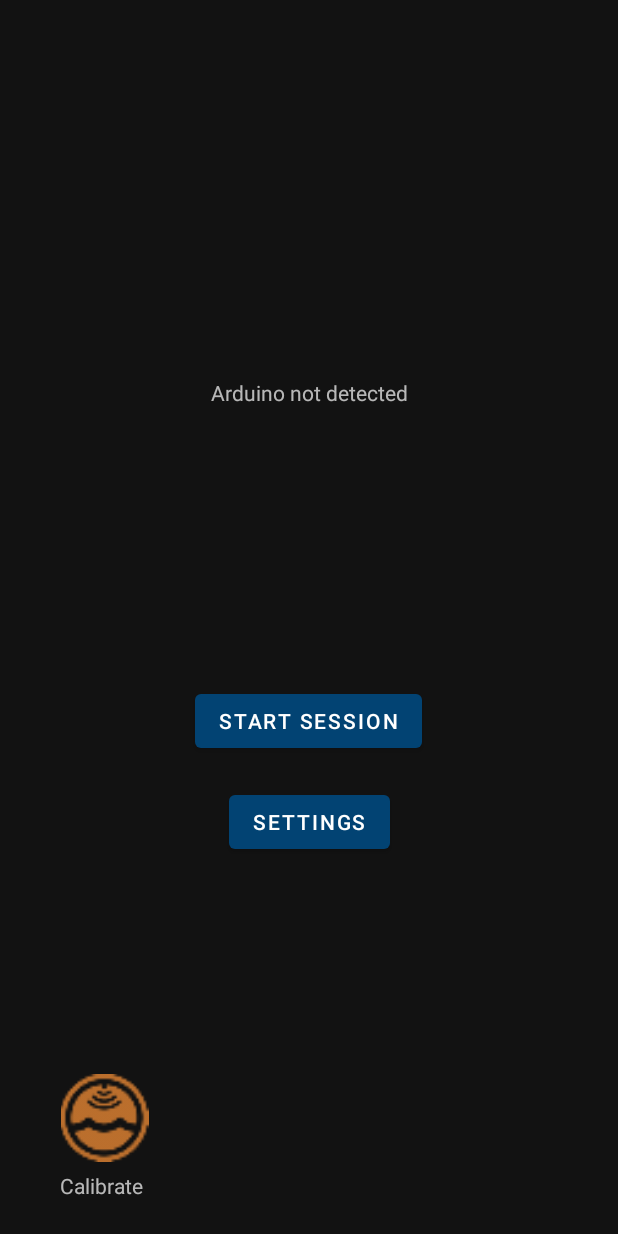
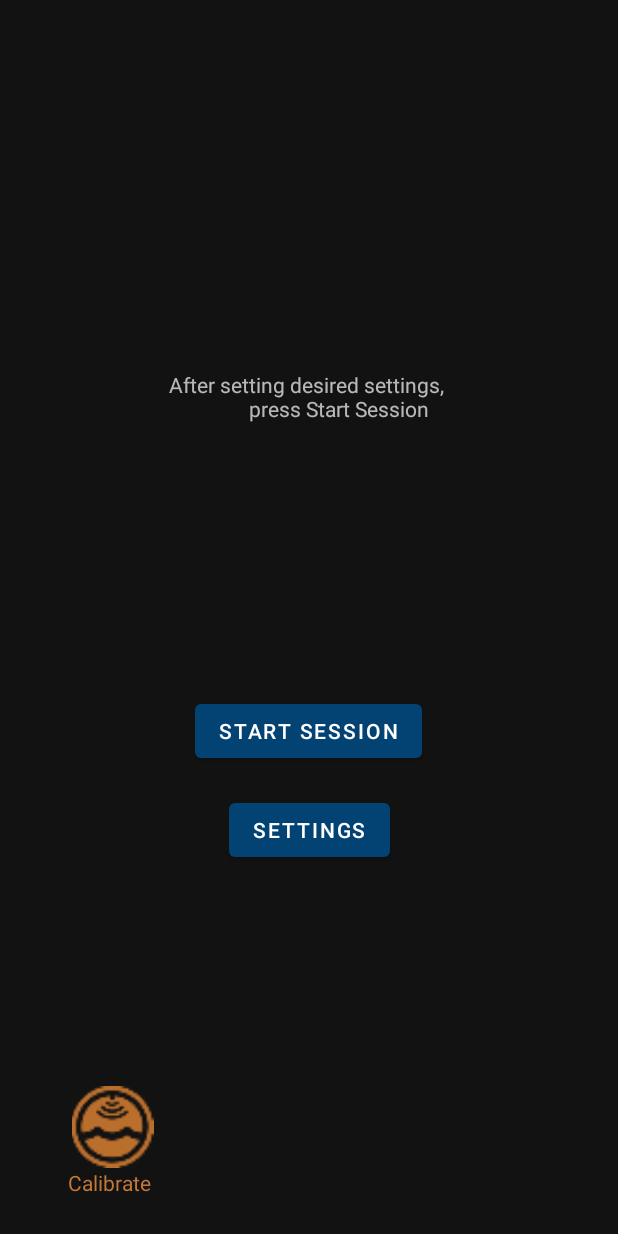
Before and after one commit to aviramyi/LightSwimHCI, an Android app: the layout fragment_main.xml on its own in the app's theme, with its tools: preview values and no code run, on a phone screen of 412 x 824 dp. Run offline under Robolectric (Android 15) with nearby library versions, the phone set to English and light mode, and no system bars.

Commit message:
Change fab to orange & update main text

```diff
--- a/app/src/main/res/layout/fragment_main.xml
+++ b/app/src/main/res/layout/fragment_main.xml
@@ -10,7 +10,9 @@
         android:id="@+id/textview_first"
         android:layout_width="wrap_content"
         android:layout_height="wrap_content"
-        android:text="@string/arduino_not_detected"
+        android:elegantTextHeight="true"
+        android:text="@string/short_instructions"
+        android:textAlignment="center"
         app:layout_constraintBottom_toTopOf="@id/button_settings"
         app:layout_constraintEnd_toEndOf="parent"
         app:layout_constraintStart_toStartOf="parent"
@@ -40,10 +42,10 @@
 
     <ImageButton
         android:id="@+id/button_calibrate"
-        android:layout_width="75dp"
-        android:layout_height="69dp"
-        android:layout_marginStart="32dp"
-        android:layout_marginBottom="44dp"
+        android:layout_width="70dp"
+        android:layout_height="65dp"
+        android:layout_marginStart="40dp"
+        android:layout_marginBottom="40dp"
         android:contentDescription="@string/calibrate"
         android:src="@drawable/ic_action_name"
         android:background="@android:color/transparent"
@@ -56,9 +58,10 @@
         android:id="@+id/text_calibrate"
         android:layout_width="wrap_content"
         android:layout_height="wrap_content"
-        android:layout_marginStart="40dp"
-        android:layout_marginBottom="24dp"
+        android:layout_marginStart="45dp"
+        android:layout_marginBottom="26dp"
         android:text="@string/calibrate"
+        android:textColor="@color/color_calibrate"
         app:layout_constraintBottom_toBottomOf="parent"
         app:layout_constraintStart_toStartOf="parent" />
 </androidx.constraintlayout.widget.ConstraintLayout>
--- a/app/src/main/res/values/colors.xml
+++ b/app/src/main/res/values/colors.xml
@@ -3,11 +3,12 @@
     <color name="purple_200">#FFBB86FC</color>
     <color name="purple_500">#FF6200EE</color>
     <color name="purple_700">#FF3700B3</color>
-    <color name="teal_200">#FF03DAC5</color>
+    <color name="teal_200">#C37836</color> // Changed from teal to orange for fab
     <color name="teal_700">#FF018786</color>
-    <color name="black">#FF000000</color>
+    <color name="black">#FFFFFF</color> // Changed from black to white for fab
     <color name="white">#FFFFFFFF</color>
     <color name="color_off">#535353</color>
     <color name="color_on">#FFEC6B</color>
     <color name="color_pool_dark">#FF024373</color>
+    <color name="color_calibrate">#C37836</color>
 </resources>
--- a/app/src/main/res/values/strings.xml
+++ b/app/src/main/res/values/strings.xml
@@ -24,4 +24,5 @@
     <string name="about">About</string>
     <string name="arduino_not_detected">Arduino not detected</string>
     <string name="arudino_detected">Arduino is connected successfully!</string>
+    <string name="short_instructions">After setting desired settings, <n>\n\t\t\t\t</n>press "Start Session"</string>
 </resources>
```
Also changed, not shown: app/src/main/java/com/example/lightswimhci/ArduinoManager.java (+9 -6 lines), app/src/main/java/com/example/lightswimhci/MainActivity.kt (+5 -4 lines), app/src/main/res/layout/activity_main.xml (+7 -6 lines).
